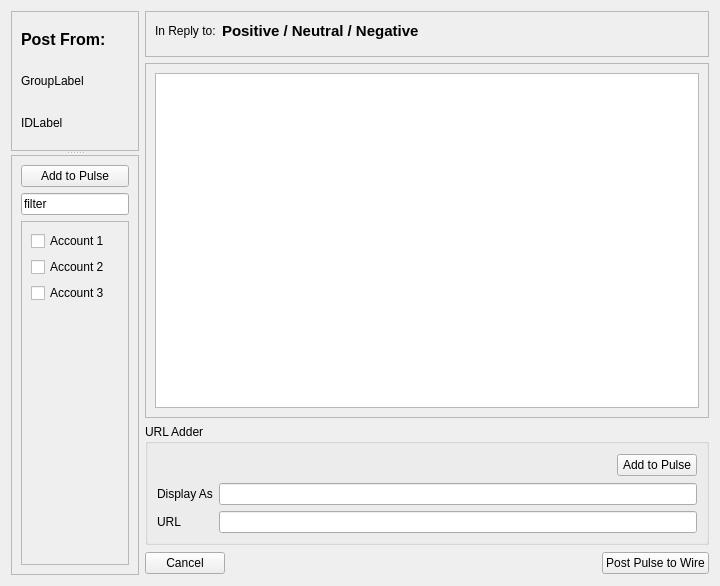
Before: the Qt Designer form retroshare-gui/src/gui/TheWire/PulseAddDialog.ui in RetroShare/RetroShare, drawn with Qt 5.
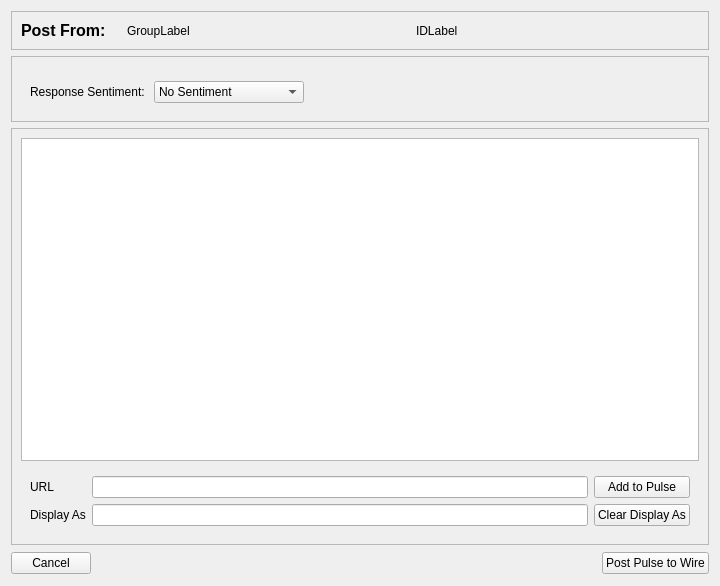
After: the same form once the commit is applied. Custom widgets are drawn as their Qt base class.

Commit message:
Fixup PulseAddDialog and underlying datatypes
Cleaned up UI, removing unnecessary sidebar.
Added cleanup of Dialog to reset properly
Disabled URL adder, until it is complete
Added ComboBox for reply sentiment
Only enable Post button when length between 1 and 999 characters
Add Icon to WireGroup (future proofing datatype)

```diff
--- a/retroshare-gui/src/gui/TheWire/PulseAddDialog.ui
+++ b/retroshare-gui/src/gui/TheWire/PulseAddDialog.ui
@@ -13,9 +13,67 @@
   <property name="windowTitle">
    <string/>
   </property>
-  <layout class="QGridLayout" name="gridLayout_2">
-   <item row="0" column="1" colspan="3">
-    <widget class="QFrame" name="frame_2">
+  <layout class="QVBoxLayout" name="verticalLayout">
+   <item>
+    <widget class="QFrame" name="frame">
+     <property name="sizePolicy">
+      <sizepolicy hsizetype="Expanding" vsizetype="Preferred">
+       <horstretch>0</horstretch>
+       <verstretch>0</verstretch>
+      </sizepolicy>
+     </property>
+     <property name="maximumSize">
+      <size>
+       <width>16777215</width>
+       <height>16777215</height>
+      </size>
+     </property>
+     <property name="frameShape">
+      <enum>QFrame::StyledPanel</enum>
+     </property>
+     <property name="frameShadow">
+      <enum>QFrame::Raised</enum>
+     </property>
+     <layout class="QHBoxLayout" name="horizontalLayout_3">
+      <item>
+       <widget class="QLabel" name="label">
+        <property name="maximumSize">
+         <size>
+          <width>100</width>
+          <height>16777215</height>
+         </size>
+        </property>
+        <property name="font">
+         <font>
+          <pointsize>12</pointsize>
+          <weight>75</weight>
+          <bold>true</bold>
+         </font>
+        </property>
+        <property name="text">
+         <string>Post From:</string>
+        </property>
+       </widget>
+      </item>
+      <item>
+       <widget class="QLabel" name="label_groupName">
+        <property name="text">
+         <string>GroupLabel</string>
+        </property>
+       </widget>
+      </item>
+      <item>
+       <widget class="GxsIdLabel" name="label_idName">
+        <property name="text">
+         <string>IDLabel</string>
+        </property>
+       </widget>
+      </item>
+     </layout>
+    </widget>
+   </item>
+   <item>
+    <widget class="QFrame" name="frame_reply">
      <property name="frameShape">
       <enum>QFrame::StyledPanel</enum>
      </property>
@@ -24,26 +82,52 @@
      </property>
      <layout class="QVBoxLayout" name="verticalLayout_3">
       <item>
+       <widget class="QWidget" name="widget_replyto" native="true"/>
+      </item>
+      <item>
+       <widget class="QWidget" name="widget_sentiment" native="true">
        <layout class="QHBoxLayout" name="horizontalLayout">
         <item>
          <widget class="QLabel" name="label_4">
           <property name="text">
-           <string>In Reply to:</string>
+            <string>Response Sentiment: </string>
           </property>
          </widget>
         </item>
         <item>
-         <widget class="QLabel" name="label_5">
-          <property name="font">
-           <font>
-            <pointsize>11</pointsize>
-            <weight>75</weight>
-            <bold>true</bold>
-           </font>
-          </property>
+          <widget class="QComboBox" name="comboBox_sentiment">
+           <property name="sizePolicy">
+            <sizepolicy hsizetype="Preferred" vsizetype="Fixed">
+             <horstretch>0</horstretch>
+             <verstretch>0</verstretch>
+            </sizepolicy>
+           </property>
+           <property name="minimumSize">
+            <size>
+             <width>150</width>
+             <height>0</height>
+            </size>
+           </property>
+           <item>
           <property name="text">
-           <string>Positive / Neutral / Negative</string>
-          </property>
+             <string>No Sentiment</string>
+            </property>
+           </item>
+           <item>
+            <property name="text">
+             <string>Positive</string>
+            </property>
+           </item>
+           <item>
+            <property name="text">
+             <string>Neutral</string>
+            </property>
+           </item>
+           <item>
+            <property name="text">
+             <string>Negative</string>
+            </property>
+           </item>
          </widget>
         </item>
         <item>
@@ -60,14 +144,12 @@
          </spacer>
         </item>
        </layout>
-      </item>
-      <item>
-       <widget class="QWidget" name="widget_replyto" native="true"/>
+       </widget>
       </item>
      </layout>
     </widget>
    </item>
-   <item row="1" column="1" colspan="3">
+   <item>
     <widget class="QFrame" name="frame_3">
      <property name="frameShape">
       <enum>QFrame::StyledPanel</enum>
@@ -79,27 +161,18 @@
       <item>
        <widget class="QTextEdit" name="textEdit_Pulse"/>
       </item>
-     </layout>
-    </widget>
-   </item>
-   <item row="2" column="1" colspan="3">
-    <widget class="QGroupBox" name="groupBox">
-     <property name="title">
-      <string>URL Adder</string>
-     </property>
+      <item>
+       <widget class="QFrame" name="frame_URL">
      <layout class="QGridLayout" name="gridLayout">
+         <item row="0" column="0">
+          <widget class="QLabel" name="label_3">
+           <property name="text">
+            <string>URL</string>
+           </property>
+          </widget>
+         </item>
       <item row="0" column="1">
-       <spacer name="horizontalSpacer">
-        <property name="orientation">
-         <enum>Qt::Horizontal</enum>
-        </property>
-        <property name="sizeHint" stdset="0">
-         <size>
-          <width>331</width>
-          <height>24</height>
-         </size>
-        </property>
-       </spacer>
+          <widget class="QLineEdit" name="lineEdit_URL"/>
       </item>
       <item row="0" column="2">
        <widget class="QPushButton" name="pushButton_AddURL">
@@ -109,36 +182,38 @@
        </widget>
       </item>
       <item row="1" column="0">
-       <widget class="QLabel" name="label_3">
-        <property name="text">
-         <string>Display As</string>
-        </property>
-       </widget>
-      </item>
-      <item row="1" column="1" colspan="2">
-       <widget class="QLineEdit" name="lineEdit_2"/>
-      </item>
-      <item row="2" column="0">
        <widget class="QLabel" name="label_2">
         <property name="text">
-         <string>URL</string>
+            <string>Display As</string>
         </property>
        </widget>
       </item>
-      <item row="2" column="1" colspan="2">
-       <widget class="QLineEdit" name="lineEdit"/>
-      </item>
+         <item row="1" column="1">
+          <widget class="QLineEdit" name="lineEdit_DisplayAs"/>
+         </item>
+         <item row="1" column="2">
+          <widget class="QPushButton" name="pushButton_ClearDisplayAs">
+           <property name="text">
+            <string>Clear Display As</string>
+           </property>
+          </widget>
+         </item>
      </layout>
     </widget>
    </item>
-   <item row="3" column="1">
+     </layout>
+    </widget>
+   </item>
+   <item>
+    <layout class="QHBoxLayout" name="horizontalLayout_2">
+     <item>
     <widget class="QPushButton" name="pushButton_Cancel">
      <property name="text">
       <string>Cancel</string>
      </property>
     </widget>
    </item>
-   <item row="3" column="2">
+     <item>
     <spacer name="horizontalSpacer_2">
      <property name="orientation">
       <enum>Qt::Horizontal</enum>
@@ -151,147 +226,14 @@
      </property>
     </spacer>
    </item>
-   <item row="3" column="3">
+     <item>
     <widget class="QPushButton" name="pushButton_Post">
      <property name="text">
       <string>Post Pulse to Wire</string>
      </property>
     </widget>
    </item>
-   <item row="0" column="0" rowspan="4">
-    <widget class="QSplitter" name="splitter">
-     <property name="orientation">
-      <enum>Qt::Vertical</enum>
-     </property>
-     <widget class="QFrame" name="frame">
-      <property name="maximumSize">
-       <size>
-        <width>160</width>
-        <height>16777215</height>
-       </size>
-      </property>
-      <property name="frameShape">
-       <enum>QFrame::StyledPanel</enum>
-      </property>
-      <property name="frameShadow">
-       <enum>QFrame::Raised</enum>
-      </property>
-      <layout class="QVBoxLayout" name="verticalLayout_4">
-       <item>
-        <widget class="QLabel" name="label">
-         <property name="font">
-          <font>
-           <pointsize>12</pointsize>
-           <weight>75</weight>
-           <bold>true</bold>
-          </font>
-         </property>
-         <property name="text">
-          <string>Post From:</string>
-         </property>
-        </widget>
-       </item>
-       <item>
-        <widget class="QLabel" name="label_groupName">
-         <property name="text">
-          <string>GroupLabel</string>
-         </property>
-        </widget>
-       </item>
-       <item>
-        <widget class="GxsIdLabel" name="label_idName">
-         <property name="text">
-          <string>IDLabel</string>
-         </property>
-        </widget>
-       </item>
-      </layout>
-     </widget>
-     <widget class="QScrollArea" name="scrollArea_3">
-      <property name="widgetResizable">
-       <bool>true</bool>
-      </property>
-      <widget class="QWidget" name="scrollAreaWidgetContents_3">
-       <property name="geometry">
-        <rect>
-         <x>0</x>
-         <y>0</y>
-         <width>150</width>
-         <height>423</height>
-        </rect>
-       </property>
-       <layout class="QVBoxLayout" name="verticalLayout">
-        <item>
-         <widget class="QPushButton" name="pushButton_AddTo">
-          <property name="text">
-           <string>Add to Pulse</string>
-          </property>
-         </widget>
-        </item>
-        <item>
-         <widget class="QLineEdit" name="lineEdit_3">
-          <property name="text">
-           <string>filter</string>
-          </property>
-         </widget>
-        </item>
-        <item>
-         <widget class="QScrollArea" name="scrollArea">
-          <property name="widgetResizable">
-           <bool>true</bool>
-          </property>
-          <widget class="QWidget" name="scrollAreaWidgetContents">
-           <property name="geometry">
-            <rect>
-             <x>0</x>
-             <y>0</y>
-             <width>130</width>
-             <height>341</height>
-            </rect>
-           </property>
-           <layout class="QVBoxLayout" name="verticalLayout_2">
-            <item>
-             <widget class="QCheckBox" name="checkBox_5">
-              <property name="text">
-               <string>Account 1</string>
-              </property>
-             </widget>
-            </item>
-            <item>
-             <widget class="QCheckBox" name="checkBox_6">
-              <property name="text">
-               <string>Account 2</string>
-              </property>
-             </widget>
-            </item>
-            <item>
-             <widget class="QCheckBox" name="checkBox_7">
-              <property name="text">
-               <string>Account 3</string>
-              </property>
-             </widget>
-            </item>
-            <item>
-             <spacer name="verticalSpacer_3">
-              <property name="orientation">
-               <enum>Qt::Vertical</enum>
-              </property>
-              <property name="sizeHint" stdset="0">
-               <size>
-                <width>20</width>
-                <height>70</height>
-               </size>
-              </property>
-             </spacer>
-            </item>
-           </layout>
-          </widget>
-         </widget>
-        </item>
-       </layout>
-      </widget>
-     </widget>
-    </widget>
+    </layout>
    </item>
   </layout>
  </widget>
```
Lines whose indentation alone changed are shown as unchanged. The commit also changes 5 other files.
